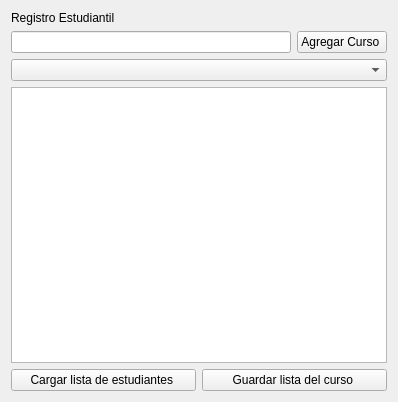
Above: views/registro_estudiantil.ui from Cata-Estrada/Registro_Asistencia_Estudiantil before the change. Below: the same form after it.
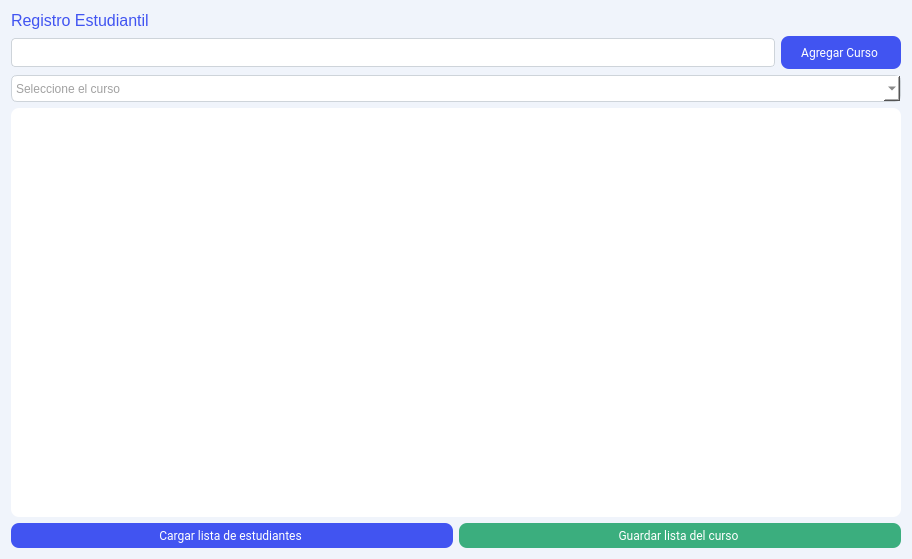
That is the form after the change.

Commit message: Estilo interfas registro de asistencia y registro estudiantil

The edit to the form file:
```diff
--- a/views/registro_estudiantil.ui
+++ b/views/registro_estudiantil.ui
@@ -6,18 +6,29 @@
    <rect>
     <x>0</x>
     <y>0</y>
-    <width>398</width>
-    <height>402</height>
+    <width>912</width>
+    <height>559</height>
    </rect>
   </property>
   <property name="windowTitle">
    <string>Form</string>
   </property>
+  <property name="styleSheet">
+   <string notr="true">background-color: rgb(240, 244, 251);</string>
+  </property>
   <layout class="QGridLayout" name="gridLayout">
    <item row="0" column="0">
     <layout class="QVBoxLayout" name="verticalLayout">
      <item>
       <widget class="QLabel" name="titulo_Registro_estudiantil">
+       <property name="styleSheet">
+        <string notr="true">color: #4154F1;
+font-family: &quot;Open Sans&quot;;
+font-size: 16px;
+font-style: normal;
+font-weight: 400;
+line-height: 24px;</string>
+       </property>
        <property name="text">
         <string>Registro Estudiantil</string>
        </property>
@@ -26,10 +37,42 @@
      <item>
       <layout class="QHBoxLayout" name="horizontalLayout">
        <item>
-        <widget class="QLineEdit" name="nombre_curso"/>
+        <widget class="QLineEdit" name="nombre_curso">
+         <property name="styleSheet">
+          <string notr="true">border-radius: 4px;
+width: 100px;
+height: 27px;
+border: 1px solid #CED4DA;
+background: #FFF;
+color: #444;
+
+font-family: &quot;Open Sans&quot;;
+font-size: 13px;
+font-style: normal;
+font-weight: 400;
+line-height: 24px;</string>
+         </property>
+         <property name="text">
+          <string/>
+         </property>
+        </widget>
        </item>
        <item>
         <widget class="QPushButton" name="agregar_curso">
+         <property name="styleSheet">
+          <string notr="true">display: flex;
+padding: 9px 20px;
+justify-content: center;
+align-items: center;
+flex-shrink: 0;
+border-radius: 8px;
+background: #4154F1;
+color: #FFF;
+font-family: Roboto;
+font-size: 12px;
+font-style: normal;
+line-height: normal;</string>
+         </property>
          <property name="text">
           <string>Agregar Curso </string>
          </property>
@@ -39,18 +82,52 @@
      </item>
      <item>
       <widget class="QComboBox" name="selecionar_curso">
+       <property name="styleSheet">
+        <string notr="true">width: 100px;
+height: 25px;
+flex-shrink: 0;
+border-radius: 6px;
+border: 1px solid #CED4DA;
+background: #FFF;
+color: #444;
+font-family: &quot;Open Sans&quot;;
+font-size: 12px;
+font-style: normal;
+font-weight: 400;
+line-height: 24px;</string>
+       </property>
        <property name="placeholderText">
         <string>Seleccione el curso</string>
        </property>
       </widget>
      </item>
      <item>
-      <widget class="QTableView" name="tableView"/>
+      <widget class="QTableView" name="tableView">
+       <property name="styleSheet">
+        <string notr="true">border-radius: 8px;
+background: #FFF;</string>
+       </property>
+      </widget>
      </item>
      <item>
       <layout class="QHBoxLayout" name="horizontalLayout_2">
        <item>
         <widget class="QPushButton" name="cargar_lista_estudiantes">
+         <property name="styleSheet">
+          <string notr="true">display: flex;
+width: 100px;
+height: 25px;
+justify-content: center;
+align-items: center;
+flex-shrink: 0;
+border-radius: 8px;
+background: #4154F1;
+color: #FFF;
+font-family: Roboto;
+font-size: 12px;
+font-style: normal;
+line-height: normal;</string>
+         </property>
          <property name="text">
           <string>Cargar lista de estudiantes </string>
          </property>
@@ -58,6 +135,21 @@
        </item>
        <item>
         <widget class="QPushButton" name="guardar_lista_curso">
+         <property name="styleSheet">
+          <string notr="true">display: flex;
+width: 100px;
+height: 25px;
+justify-content: center;
+align-items: center;
+flex-shrink: 0;
+border-radius: 8px;
+background: #3BAE7E;
+color: #FFF;
+font-family: Roboto;
+font-size: 12px;
+font-style: normal;
+line-height: normal;</string>
+         </property>
          <property name="text">
           <string>Guardar lista del curso </string>
          </property>
```
The commit also changes 2 other files.
